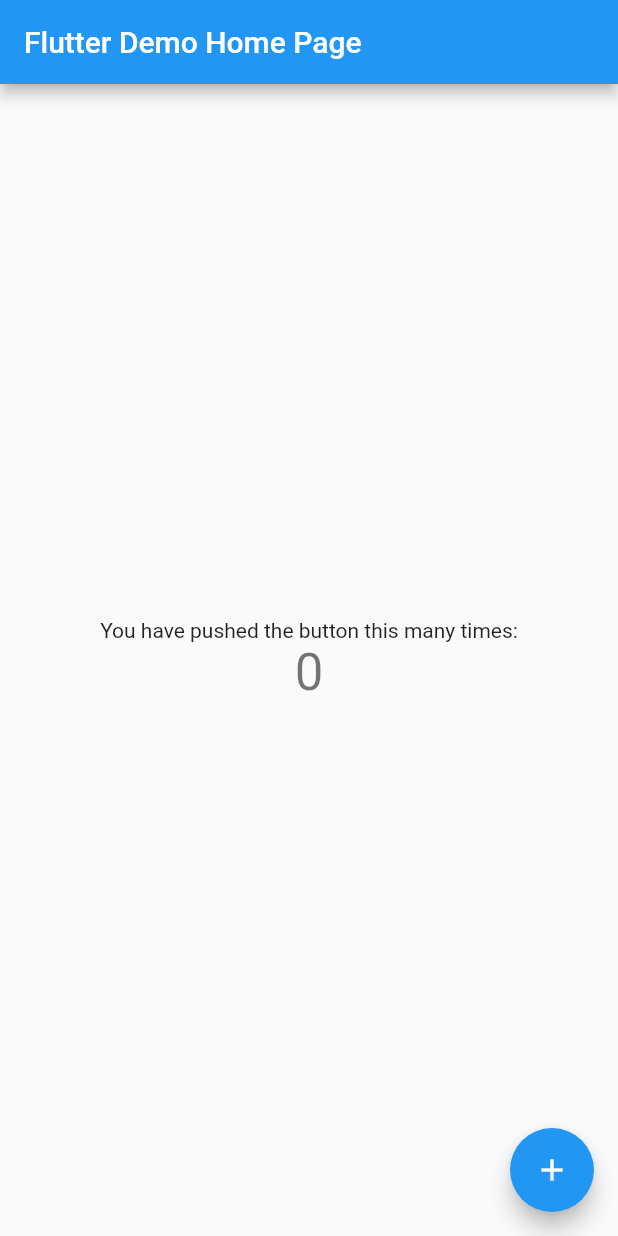
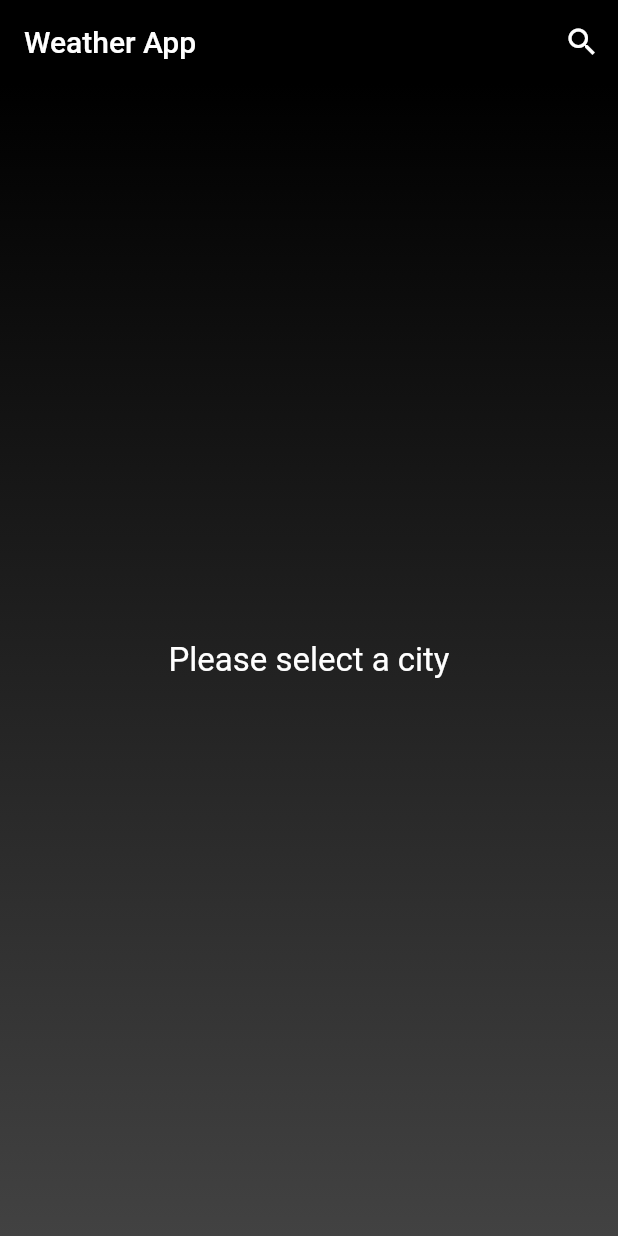
Before and after one commit to josemarjobs/learning-flutter, a Flutter app: the screen it shows after launch, on a phone screen of 412 x 824 dp. Run offline on Flutter 3.47's test engine with Material 2 defaults, Android fonts, the phone set to English and light mode, and no system bars; our stand-ins replace auto_route, bloc, cached_network_image, cloud_firestore, dartz, data_connection_checker and 13 more; missing offline and left inert: grpc, protobuf; accounts and stored records are empty.

Commit message:
display weather for a given city

```diff
--- /dev/null
+++ b/weather_app/lib/blocs/blocs.dart
@@ -0,0 +1,2 @@
+export 'weather/weather_bloc.dart';
+export 'simple_bloc_delegate.dart';
--- /dev/null
+++ b/weather_app/lib/blocs/weather/weather_bloc.dart
@@ -0,0 +1,37 @@
+import 'dart:async';
+
+import 'package:bloc/bloc.dart';
+import 'package:equatable/equatable.dart';
+import 'package:flutter/cupertino.dart';
+import 'package:weatherapp/models/models.dart';
+import 'package:meta/meta.dart';
+import 'package:weatherapp/repositories/repositories.dart';
+
+part 'weather_event.dart';
+
+part 'weather_state.dart';
+
+class WeatherBloc extends Bloc<WeatherEvent, WeatherState> {
+  final WeatherRepository weatherRepository;
+
+  WeatherBloc({@required this.weatherRepository})
+      : assert(weatherRepository != null);
+
+  @override
+  WeatherState get initialState => WeatherEmpty();
+
+  @override
+  Stream<WeatherState> mapEventToState(
+    WeatherEvent event,
+  ) async* {
+    if (event is FetchWeather) {
+      yield WeatherLoading();
+      try {
+        final Weather weather = await weatherRepository.getWeather(event.city);
+        yield WeatherLoaded(weather: weather);
+      } catch (e) {
+        yield WeatherError();
+      }
+    }
+  }
+}
--- /dev/null
+++ b/weather_app/lib/blocs/weather/weather_event.dart
@@ -0,0 +1,14 @@
+part of 'weather_bloc.dart';
+
+abstract class WeatherEvent extends Equatable {
+  const WeatherEvent();
+}
+
+class FetchWeather extends WeatherEvent {
+  final String city;
+
+  const FetchWeather({@required this.city}) : assert(city != null);
+
+  @override
+  List<Object> get props => [city];
+}
--- /dev/null
+++ b/weather_app/lib/blocs/weather/weather_state.dart
@@ -0,0 +1,23 @@
+part of 'weather_bloc.dart';
+
+abstract class WeatherState extends Equatable {
+  const WeatherState();
+
+  @override
+  List<Object> get props => [];
+}
+
+class WeatherEmpty extends WeatherState {}
+
+class WeatherLoading extends WeatherState {}
+
+class WeatherLoaded extends WeatherState {
+  final Weather weather;
+
+  WeatherLoaded({@required this.weather}) : assert(weather != null);
+
+  @override
+  List<Object> get props => [weather];
+}
+
+class WeatherError extends WeatherState {}
--- a/weather_app/lib/main.dart
+++ b/weather_app/lib/main.dart
@@ -1,111 +1,40 @@
 import 'package:flutter/material.dart';
+import 'package:flutter_bloc/flutter_bloc.dart';
+import 'package:weatherapp/blocs/blocs.dart';
+import 'package:weatherapp/repositories/repositories.dart';
+import 'package:http/http.dart' as http;
+import 'package:weatherapp/widgets/weather_page.dart';
 
-void main() => runApp(MyApp());
+void main() {
+  BlocSupervisor.delegate = SimpleBlocDelegate();
 
-class MyApp extends StatelessWidget {
-  // This widget is the root of your application.
+  final WeatherRepository weatherRepository = WeatherRepository(
+    weatherApiClient: WeatherApiClient(
+      httpClient: http.Client(),
+    ),
+  );
+
+  runApp(App(weatherRepository: weatherRepository));
+}
+
+class App extends StatelessWidget {
+  final WeatherRepository weatherRepository;
+
+  App({@required this.weatherRepository}) : assert(weatherRepository != null);
+
   @override
   Widget build(BuildContext context) {
     return MaterialApp(
-      title: 'Flutter Demo',
+      title: 'Weather App',
+      debugShowCheckedModeBanner: false,
       theme: ThemeData(
-        // This is the theme of your application.
-        //
-        // Try running your application with "flutter run". You'll see the
-        // application has a blue toolbar. Then, without quitting the app, try
-        // changing the primarySwatch below to Colors.green and then invoke
-        // "hot reload" (press "r" in the console where you ran "flutter run",
-        // or simply save your changes to "hot reload" in a Flutter IDE).
-        // Notice that the counter didn't reset back to zero; the application
-        // is not restarted.
-        primarySwatch: Colors.blue,
+        primaryColor: Colors.red,
+        accentColor: Colors.tealAccent,
       ),
-      home: MyHomePage(title: 'Flutter Demo Home Page'),
+      home: BlocProvider(
+        create: (context) => WeatherBloc(weatherRepository: weatherRepository),
+        child: WeatherPage(),
+      ),
     );
   }
 }
-
-class MyHomePage extends StatefulWidget {
-  MyHomePage({Key key, this.title}) : super(key: key);
-
-  // This widget is the home page of your application. It is stateful, meaning
-  // that it has a State object (defined below) that contains fields that affect
-  // how it looks.
-
-  // This class is the configuration for the state. It holds the values (in this
-  // case the title) provided by the parent (in this case the App widget) and
-  // used by the build method of the State. Fields in a Widget subclass are
-  // always marked "final".
-
-  final String title;
-
-  @override
-  _MyHomePageState createState() => _MyHomePageState();
-}
-
-class _MyHomePageState extends State<MyHomePage> {
-  int _counter = 0;
-
-  void _incrementCounter() {
-    setState(() {
-      // This call to setState tells the Flutter framework that something has
-      // changed in this State, which causes it to rerun the build method below
-      // so that the display can reflect the updated values. If we changed
-      // _counter without calling setState(), then the build method would not be
-      // called again, and so nothing would appear to happen.
-      _counter++;
-    });
-  }
-
-  @override
-  Widget build(BuildContext context) {
-    // This method is rerun every time setState is called, for instance as done
-    // by the _incrementCounter method above.
-    //
-    // The Flutter framework has been optimized to make rerunning build methods
-    // fast, so that you can just rebuild anything that needs updating rather
-    // than having to individually change instances of widgets.
-    return Scaffold(
-      appBar: AppBar(
-        // Here we take the value from the MyHomePage object that was created by
-        // the App.build method, and use it to set our appbar title.
-        title: Text(widget.title),
-      ),
-      body: Center(
-        // Center is a layout widget. It takes a single child and positions it
-        // in the middle of the parent.
-        child: Column(
-          // Column is also a layout widget. It takes a list of children and
-          // arranges them vertically. By default, it sizes itself to fit its
-          // children horizontally, and tries to be as tall as its parent.
-          //
-          // Invoke "debug painting" (press "p" in the console, choose the
-          // "Toggle Debug Paint" action from the Flutter Inspector in Android
-          // Studio, or the "Toggle Debug Paint" command in Visual Studio Code)
-          // to see the wireframe for each widget.
-          //
-          // Column has various properties to control how it sizes itself and
-          // how it positions its children. Here we use mainAxisAlignment to
-          // center the children vertically; the main axis here is the vertical
-          // axis because Columns are vertical (the cross axis would be
-          // horizontal).
-          mainAxisAlignment: MainAxisAlignment.center,
-          children: <Widget>[
-            Text(
-              'You have pushed the button this many times:',
-            ),
-            Text(
-              '$_counter',
-              style: Theme.of(context).textTheme.display1,
-            ),
-          ],
-        ),
-      ),
-      floatingActionButton: FloatingActionButton(
-        onPressed: _incrementCounter,
-        tooltip: 'Increment',
-        child: Icon(Icons.add),
-      ), // This trailing comma makes auto-formatting nicer for build methods.
-    );
-  }
-}
--- /dev/null
+++ b/weather_app/lib/widgets/combined_weather_temperature.dart
@@ -0,0 +1,47 @@
+import 'package:flutter/material.dart';
+import 'package:meta/meta.dart';
+import 'package:weatherapp/models/models.dart';
+import 'package:weatherapp/widgets/temperature.dart';
+import 'package:weatherapp/widgets/weather_conditions.dart';
+
+class CombinedWeatherTemperature extends StatelessWidget {
+  final Weather weather;
+
+  CombinedWeatherTemperature({@required this.weather})
+      : assert(weather != null);
+
+  @override
+  Widget build(BuildContext context) {
+    return Column(
+      children: <Widget>[
+        Row(
+          mainAxisAlignment: MainAxisAlignment.center,
+          children: <Widget>[
+            Padding(
+              padding: const EdgeInsets.all(20.0),
+              child: WeatherConditions(condition: weather.condition),
+            ),
+            Padding(
+              padding: const EdgeInsets.all(20.0),
+              child: Temperature(
+                temperature: weather.temp,
+                high: weather.maxTemp,
+                low: weather.minTemp,
+              ),
+            )
+          ],
+        ),
+        Center(
+          child: Text(
+            weather.formattedCondition,
+            style: TextStyle(
+              fontSize: 30.0,
+              fontWeight: FontWeight.w200,
+              color: Colors.white,
+            ),
+          ),
+        )
+      ],
+    );
+  }
+}
--- /dev/null
+++ b/weather_app/lib/widgets/weather_page.dart
@@ -0,0 +1,95 @@
+import 'package:flutter/material.dart';
+import 'package:flutter_bloc/flutter_bloc.dart';
+import 'package:weatherapp/blocs/blocs.dart';
+import 'package:weatherapp/models/models.dart';
+import 'package:weatherapp/widgets/city_selection_page.dart';
+import 'package:weatherapp/widgets/combined_weather_temperature.dart';
+import 'package:weatherapp/widgets/last_updated.dart';
+import 'package:weatherapp/widgets/location.dart';
+
+class WeatherPage extends StatelessWidget {
+  @override
+  Widget build(BuildContext context) {
+    return Scaffold(
+      appBar: AppBar(
+        title: Text('Weather App'),
+        backgroundColor: Colors.black,
+        actions: <Widget>[
+          IconButton(
+            icon: Icon(Icons.search),
+            onPressed: () => _getCityName(context),
+          )
+        ],
+      ),
+      body: Container(
+        decoration: BoxDecoration(
+          gradient: LinearGradient(
+            begin: Alignment.topCenter,
+            end: Alignment.bottomCenter,
+            colors: [Colors.black, Colors.grey.shade800]
+          )
+        ),
+        child: BlocBuilder<WeatherBloc, WeatherState>(
+          builder: (context, state) {
+            if (state is WeatherEmpty) {
+              return Center(
+                child: Text(
+                  'Please select a city',
+                  style: TextStyle(
+                    fontSize: 22.0,
+                    color: Colors.white
+                  ),
+                ),
+              );
+            }
+            if (state is WeatherLoading) {
+              return Center(child: CircularProgressIndicator());
+            }
+            if (state is WeatherLoaded) {
+              final weather = state.weather;
+
+              return ListView(
+                children: <Widget>[
+                  Padding(
+                    padding: const EdgeInsets.only(top: 100.0),
+                    child: Center(child: Location(location: weather.location)),
+                  ),
+                  Center(
+                    child: LastUpdated(dateTime: weather.lastUpdated),
+                  ),
+                  Padding(
+                    padding: const EdgeInsets.symmetric(vertical: 50.0),
+                    child: Center(
+                      child: CombinedWeatherTemperature(weather: weather),
+                    ),
+                  )
+                ],
+              );
+            }
+            if (state is WeatherError) {
+              return Text(
+                'Something went wrong!',
+                style: TextStyle(color: Colors.red),
+              );
+            }
+            return Center(child: Text('Something went wrong'));
+          },
+        ),
+      ),
+    );
+  }
+
+  void _getCityName(BuildContext context) async {
+    final city = await Navigator.push(
+      context,
+      MaterialPageRoute(
+        builder: (context) => CitySelectionPage(),
+      ),
+    );
+    if (city != null) {
+      BlocProvider.of<WeatherBloc>(context).add(
+        FetchWeather(city: city),
+      );
+    }
+  }
+}
--- /dev/null
+++ b/weather_app/lib/widgets/widgets.dart
@@ -0,0 +1,5 @@
+export 'city_selection_page.dart';
+export 'combined_weather_temperature.dart';
+export 'last_updated.dart';
+export 'location.dart';
+export 'weather_page.dart';
```
Also changed, not shown: weather_app/lib/blocs/simple_bloc_delegate.dart (added, +21 -0 lines), weather_app/lib/widgets/city_selection_page.dart (added, +43 -0 lines), weather_app/lib/widgets/last_updated.dart (added, +20 -0 lines), weather_app/lib/widgets/location.dart (added, +20 -0 lines), weather_app/lib/widgets/temperature.dart (added, +55 -0 lines), weather_app/lib/widgets/weather_conditions.dart (added, +42 -0 lines), weather_app/assets/clear.png (added), weather_app/assets/cloudy.png (added), weather_app/assets/rainy.png (added), weather_app/assets/snow.png (added), weather_app/assets/thunderstorm.png (added), 1 other file.
